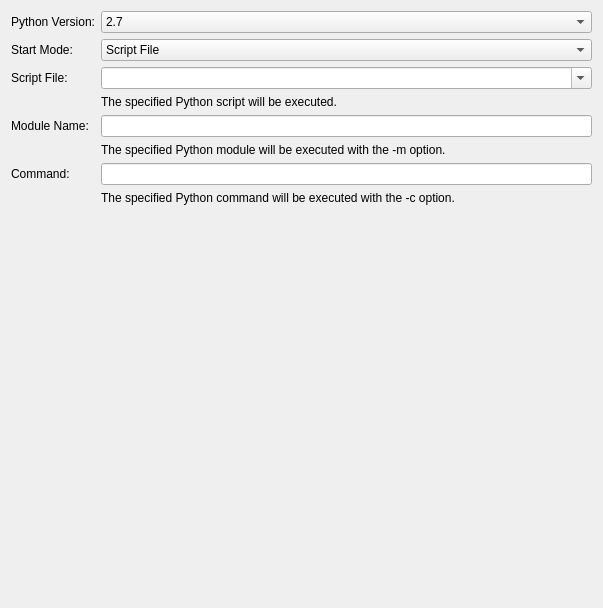
The window that src/brickv/plugin_system/plugins/red/ui/new_program_python.ui (Tinkerforge/brickv) describes before a commit, drawn with Qt 5.
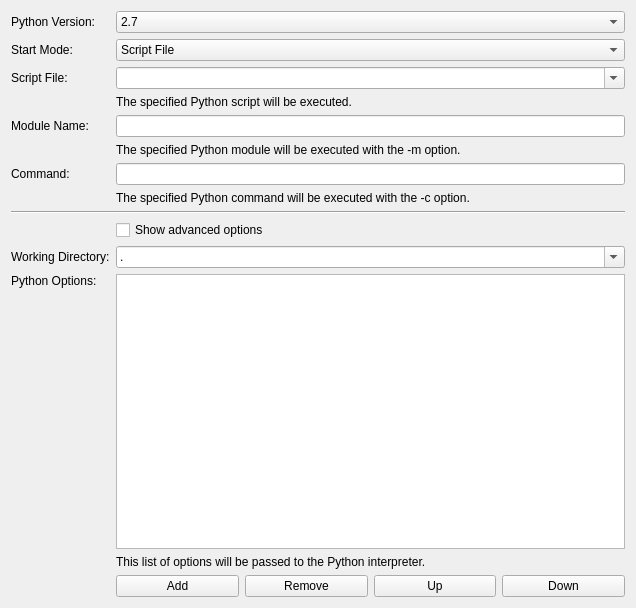
The same window after the commit.

Commit message: red-brick/npw: Add working directory and language options

The edit to the form file:
```diff
--- a/src/brickv/plugin_system/plugins/red/ui/new_program_python.ui
+++ b/src/brickv/plugin_system/plugins/red/ui/new_program_python.ui
@@ -6,7 +6,7 @@
    <rect>
     <x>0</x>
     <y>0</y>
-    <width>603</width>
+    <width>636</width>
     <height>608</height>
    </rect>
   </property>
@@ -26,7 +26,7 @@
        </property>
       </widget>
      </item>
-     <item row="0" column="1" colspan="2">
+     <item row="0" column="1" colspan="4">
       <widget class="QComboBox" name="combo_version">
        <property name="sizePolicy">
         <sizepolicy hsizetype="Preferred" vsizetype="Fixed">
@@ -51,10 +51,10 @@
        </property>
       </widget>
      </item>
-     <item row="4" column="1" colspan="2">
+     <item row="4" column="1" colspan="4">
       <widget class="QLineEdit" name="edit_module_name"/>
      </item>
-     <item row="1" column="1" colspan="2">
+     <item row="1" column="1" colspan="4">
       <widget class="QComboBox" name="combo_start_mode">
        <item>
         <property name="text">
@@ -103,10 +103,10 @@
        </property>
       </widget>
      </item>
-     <item row="6" column="1" colspan="2">
+     <item row="6" column="1" colspan="4">
       <widget class="QLineEdit" name="edit_command"/>
      </item>
-     <item row="5" column="1" colspan="2">
+     <item row="5" column="1" colspan="4">
       <widget class="QLabel" name="label_module_name_help">
        <property name="text">
         <string>The specified Python module will be executed with the -m option.</string>
@@ -116,7 +116,7 @@
        </property>
       </widget>
      </item>
-     <item row="7" column="1" colspan="2">
+     <item row="7" column="1" colspan="4">
       <widget class="QLabel" name="label_command_help">
        <property name="text">
         <string>The specified Python command will be executed with the -c option.</string>
@@ -126,7 +126,7 @@
        </property>
       </widget>
      </item>
-     <item row="3" column="1" colspan="2">
+     <item row="3" column="1" colspan="4">
       <widget class="QLabel" name="label_script_file_help">
        <property name="text">
         <string>The specified Python script will be executed.</string>
@@ -136,7 +136,7 @@
        </property>
       </widget>
      </item>
-     <item row="2" column="1" colspan="2">
+     <item row="2" column="1" colspan="4">
       <widget class="QComboBox" name="combo_script_file">
        <property name="editable">
         <bool>true</bool>
@@ -146,21 +146,92 @@
        </property>
       </widget>
      </item>
+     <item row="9" column="1" colspan="4">
+      <widget class="QCheckBox" name="check_show_advanced_options">
+       <property name="text">
+        <string>Show advanced options</string>
+       </property>
+      </widget>
+     </item>
+     <item row="8" column="0" colspan="5">
+      <widget class="Line" name="line">
+       <property name="orientation">
+        <enum>Qt::Horizontal</enum>
+       </property>
+      </widget>
+     </item>
+     <item row="10" column="0">
+      <widget class="QLabel" name="label_working_directory">
+       <property name="text">
+        <string>Working Directory:</string>
+       </property>
+      </widget>
+     </item>
+     <item row="11" column="0">
+      <widget class="QLabel" name="label_options">
+       <property name="text">
+        <string>Python Options:</string>
+       </property>
+       <property name="alignment">
+        <set>Qt::AlignLeading|Qt::AlignLeft|Qt::AlignTop</set>
+       </property>
+      </widget>
+     </item>
+     <item row="11" column="1" colspan="4">
+      <widget class="QListWidget" name="list_options"/>
+     </item>
+     <item row="10" column="1" colspan="4">
+      <widget class="QComboBox" name="combo_working_directory">
+       <property name="editable">
+        <bool>true</bool>
+       </property>
+       <item>
+        <property name="text">
+         <string>.</string>
+        </property>
+       </item>
+      </widget>
+     </item>
+     <item row="13" column="1">
+      <widget class="QPushButton" name="button_add_option">
+       <property name="text">
+        <string>Add</string>
+       </property>
+      </widget>
+     </item>
+     <item row="13" column="4">
+      <widget class="QPushButton" name="button_down_option">
+       <property name="text">
+        <string>Down</string>
+       </property>
+      </widget>
+     </item>
+     <item row="13" column="2">
+      <widget class="QPushButton" name="button_remove_option">
+       <property name="text">
+        <string>Remove</string>
+       </property>
+      </widget>
+     </item>
+     <item row="13" column="3">
+      <widget class="QPushButton" name="button_up_option">
+       <property name="text">
+        <string>Up</string>
+       </property>
+      </widget>
+     </item>
+     <item row="12" column="1" colspan="4">
+      <widget class="QLabel" name="label_options_help">
+       <property name="text">
+        <string>This list of options will be passed to the Python interpreter.</string>
+       </property>
+       <property name="wordWrap">
+        <bool>true</bool>
+       </property>
+      </widget>
+     </item>
     </layout>
    </item>
-   <item>
-    <spacer name="verticalSpacer">
-     <property name="orientation">
-      <enum>Qt::Vertical</enum>
-     </property>
-     <property name="sizeHint" stdset="0">
-      <size>
-       <width>20</width>
-       <height>0</height>
-      </size>
-     </property>
-    </spacer>
-   </item>
   </layout>
  </widget>
  <tabstops>
```
Left out of the diff: 8 changed lines with no effect on the pictures. The commit also changes 7 other files.
